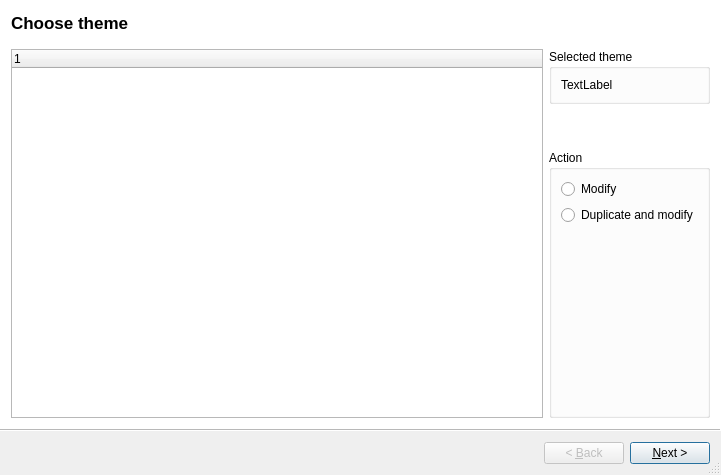
Above: src/desktopapp/themewizard.ui from jacquetc/skribisto before the change. Below: the same form after it.
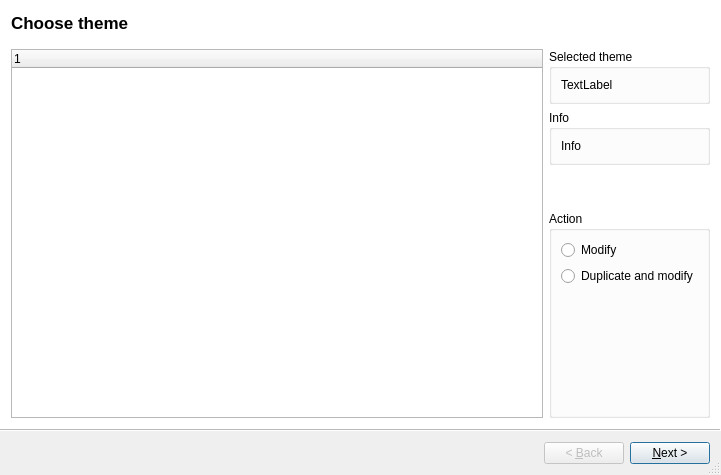
That is the form after the change. Icons and pictures are not drawn. Custom widgets are drawn as their Qt base class.

The edit to the form file:
```diff
--- a/src/desktopapp/themewizard.ui
+++ b/src/desktopapp/themewizard.ui
@@ -53,7 +53,32 @@
          <item>
           <widget class="QLabel" name="themeNameLabel">
            <property name="text">
-            <string>TextLabel</string>
+            <string notr="true">TextLabel</string>
+           </property>
+          </widget>
+         </item>
+        </layout>
+       </widget>
+      </item>
+      <item>
+       <widget class="QGroupBox" name="groupBox_5">
+        <property name="title">
+         <string>Info</string>
+        </property>
+        <layout class="QVBoxLayout" name="verticalLayout_7">
+         <item>
+          <widget class="QLabel" name="infoLabel">
+           <property name="enabled">
+            <bool>true</bool>
+           </property>
+           <property name="text">
+            <string notr="true">Info</string>
+           </property>
+           <property name="wordWrap">
+            <bool>true</bool>
+           </property>
+           <property name="openExternalLinks">
+            <bool>true</bool>
            </property>
           </widget>
          </item>
@@ -318,6 +343,13 @@
    </layout>
   </widget>
  </widget>
+ <customwidgets>
+  <customwidget>
+   <class>ComboBox</class>
+   <extends>QComboBox</extends>
+   <header location="global">combobox.h</header>
+  </customwidget>
+ </customwidgets>
  <resources>
   <include location="../../3rdparty/icons.qrc"/>
  </resources>
```
Left out of the diff: 4 changed lines with no effect on the pictures.
